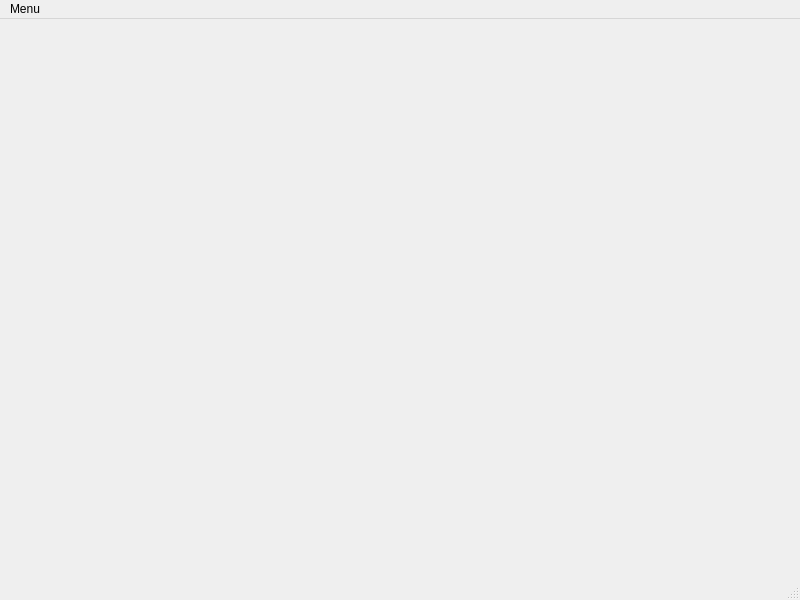
Before: the Qt Designer form DesktopQT/userworkspace.ui in AlesKas/BAK-UI, drawn with Qt 5.
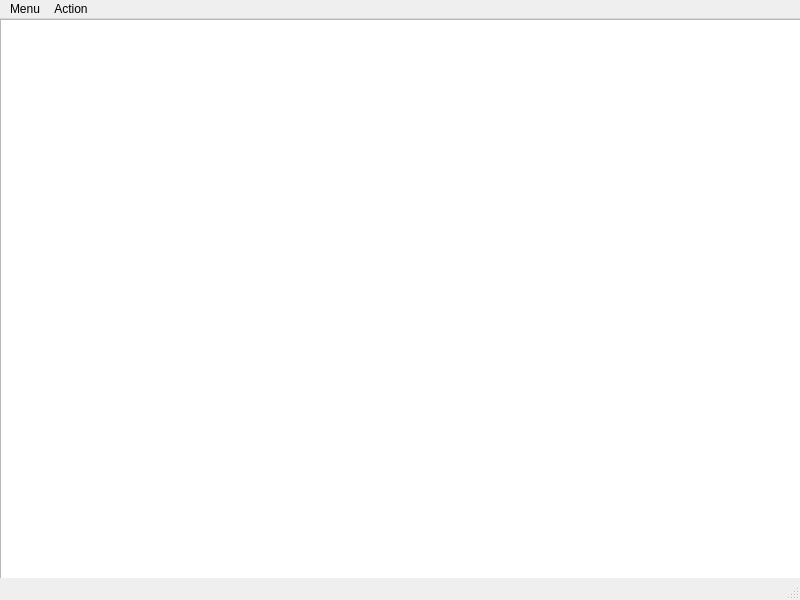
After: the same form once the commit is applied.

```diff
--- a/DesktopQT/userworkspace.ui
+++ b/DesktopQT/userworkspace.ui
@@ -10,10 +10,60 @@
     <height>600</height>
    </rect>
   </property>
+  <property name="sizePolicy">
+   <sizepolicy hsizetype="Ignored" vsizetype="Ignored">
+    <horstretch>0</horstretch>
+    <verstretch>0</verstretch>
+   </sizepolicy>
+  </property>
+  <property name="minimumSize">
+   <size>
+    <width>800</width>
+    <height>600</height>
+   </size>
+  </property>
+  <property name="maximumSize">
+   <size>
+    <width>800</width>
+    <height>600</height>
+   </size>
+  </property>
   <property name="windowTitle">
    <string>MainWindow</string>
   </property>
-  <widget class="QWidget" name="centralwidget"/>
+  <widget class="QWidget" name="centralwidget">
+   <widget class="QListWidget" name="listWidget">
+    <property name="geometry">
+     <rect>
+      <x>0</x>
+      <y>0</y>
+      <width>801</width>
+      <height>571</height>
+     </rect>
+    </property>
+    <property name="sizePolicy">
+     <sizepolicy hsizetype="Ignored" vsizetype="Ignored">
+      <horstretch>0</horstretch>
+      <verstretch>0</verstretch>
+     </sizepolicy>
+    </property>
+    <property name="movement">
+     <enum>QListView::Snap</enum>
+    </property>
+    <property name="flow">
+     <enum>QListView::LeftToRight</enum>
+    </property>
+    <property name="resizeMode">
+     <enum>QListView::Adjust</enum>
+    </property>
+    <property name="viewMode">
+     <enum>QListView::IconMode</enum>
+    </property>
+    <property name="wordWrap">
+     <bool>true</bool>
+    </property>
+   </widget>
+  </widget>
   <widget class="QMenuBar" name="menubar">
    <property name="geometry">
     <rect>
@@ -30,7 +80,14 @@
     <addaction name="actionLog_out"/>
     <addaction name="actionExit"/>
    </widget>
+   <widget class="QMenu" name="menuAction">
+    <property name="title">
+     <string>Action</string>
+    </property>
+    <addaction name="actionUpload_4"/>
+   </widget>
    <addaction name="menuMenu"/>
+   <addaction name="menuAction"/>
   </widget>
   <widget class="QStatusBar" name="statusbar"/>
   <action name="actionLog_out">
```
Left out of the diff: 20 changed lines with no effect on the pictures.
